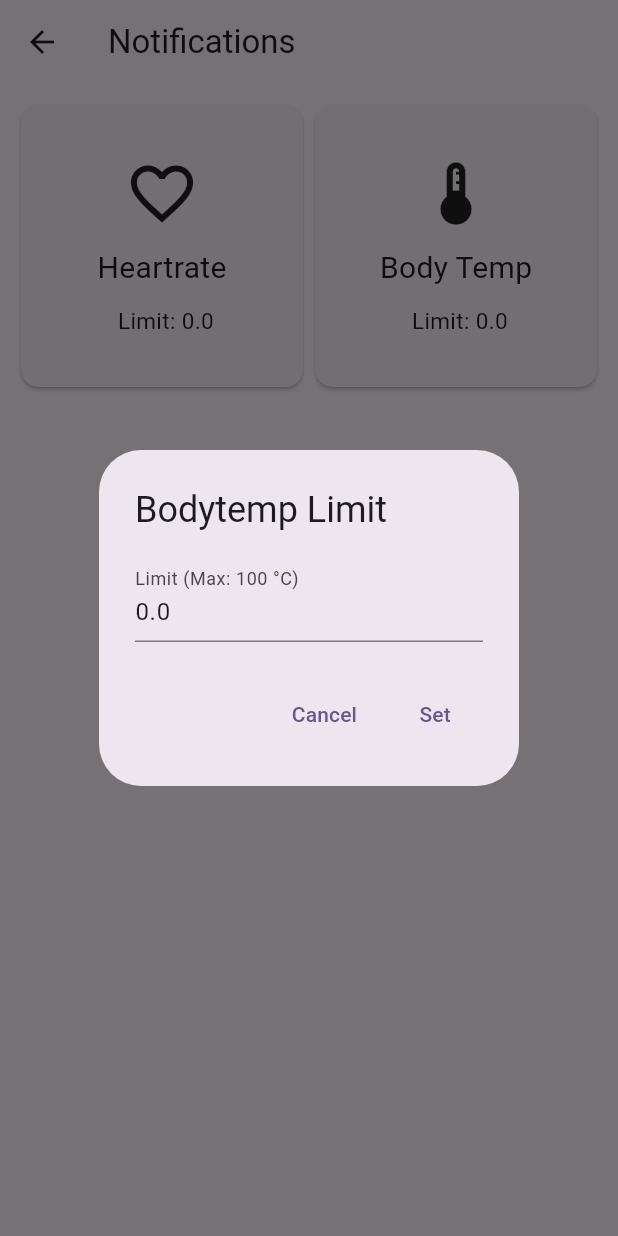
After one commit to superpaulza/kmitl.iot, a Flutter app: the SetAlertNotificationPage screen opened by its route, after a tap on "Body Temp", on a phone screen of 412 x 824 dp. The commit adds this screen. Run offline on Flutter 3.47's test engine with Material 2 defaults, Android fonts, the light colour scheme and no system bars; our stand-ins replace firebase_core, firebase_database, google_fonts, shared_preferences, syncfusion_flutter_charts; missing offline and left inert: flutter_line_sdk; accounts and stored records are empty; network calls fail.

Commit message:
add set notification every 1 min

```diff
--- a/mobile/lib/screen/HeartRateMonitor.dart
+++ b/mobile/lib/screen/heart_rate_monitor.dart
@@ -137,7 +137,8 @@ class _HeartRateMonitorPageState extends State<HeartRateMonitorPage> {
           data.forEach((key, value) {
             final heartRate = value['heart_rate']['Avg BPM'];
             final timestamp =
-                DateTime.fromMillisecondsSinceEpoch(value['timestamp'] * 1000).add(const Duration(hours: 7));
+                DateTime.fromMillisecondsSinceEpoch(value['timestamp'] * 1000)
+                    .add(const Duration(hours: 7));
 
             heartRateDataList.add(_ChartData(timestamp, heartRate.toDouble()));
           });
--- a/mobile/lib/screen/MainMenu.dart
+++ b/mobile/lib/screen/main_menu.dart
@@ -1,6 +1,6 @@
 import 'dart:async';
 
-import 'package:bee_project/widget/CustomCardWidget.dart';
+import 'package:bee_project/widget/custom_card_widget.dart';
 import 'package:flutter/material.dart';
 import 'package:google_fonts/google_fonts.dart';
 import 'package:firebase_database/firebase_database.dart';
@@ -26,7 +26,6 @@ class _MyHomePageState extends State<MyHomePage> {
 
   @override
   void initState() {
-    super.initState();
     loadData().then((_) {
       _dataSubscription = databaseReference
           .child('/$macAddress/body_temp/C')
@@ -51,6 +50,7 @@ class _MyHomePageState extends State<MyHomePage> {
         }
       });
     });
+    super.initState();
   }
 
   @override
--- a/mobile/lib/screen/RegisterBand.dart
+++ b/mobile/lib/screen/register_band.dart
@@ -1,7 +1,7 @@
 import 'package:flutter/material.dart';
 import 'package:shared_preferences/shared_preferences.dart';
 
-import 'MainMenu.dart';
+import 'main_menu.dart';
 
 class RegisterSmartBandPage extends StatefulWidget {
   const RegisterSmartBandPage({super.key});
--- /dev/null
+++ b/mobile/lib/screen/set_alert_notification.dart
@@ -0,0 +1,333 @@
+import 'dart:async';
+import 'dart:convert';
+
+import 'package:firebase_database/firebase_database.dart';
+import 'package:flutter/foundation.dart';
+import 'package:flutter/material.dart';
+import 'package:shared_preferences/shared_preferences.dart';
+import 'package:flutter_line_sdk/flutter_line_sdk.dart';
+import 'package:http/http.dart' as http;
+
+class SetAlertNotificationPage extends StatefulWidget {
+  @override
+  _SetAlertNotificationPageState createState() =>
+      _SetAlertNotificationPageState();
+}
+
+class _SetAlertNotificationPageState extends State<SetAlertNotificationPage> {
+  final databaseReference = FirebaseDatabase.instance.ref();
+  StreamSubscription<DatabaseEvent>? _dataSubscription;
+  Timer? _timer;
+
+  double bodyTemp = 0.0;
+  double heartrateBPM = 0.0;
+  String macAddress = "";
+  String channelAccessToken =
+      "8g2rzsNHv1jnflo7TtXlLFMQ3f0a5+apgLyjZcwnFaxw8Pb0qhrWA8l6UoKE+Rh7/nQoGG24ps0/EqQfaN0lajNtlgC337+qKvfKyNqh2M6qckhqdVIw0UwSO2J4a/ZIf3VB5C8wL4CrSpRJNyuzrQdB04t89/1O/w1cDnyilFU=";
+  String userID = "";
+
+  final TextEditingController _limitHeartRateController =
+      TextEditingController();
+  final TextEditingController _limitBodyTempController =
+      TextEditingController();
+  double bodyTempLimit = 0.0;
+  double heartRateLimit = 0.0;
+
+  @override
+  void initState() {
+    super.initState();
+    loadData().then((_) {
+      startDataSubscription();
+      _timer = Timer.periodic(const Duration(minutes: 1), (timer) {
+        checkThresholds();
+      });
+    });
+  }
+
+  @override
+  void dispose() {
+    stopDataSubscription();
+    _limitHeartRateController.dispose();
+    _limitBodyTempController.dispose();
+    _timer?.cancel();
+    super.dispose();
+  }
+
+  loadData() async {
+    SharedPreferences savedPref = await SharedPreferences.getInstance();
+    setState(() {
+      macAddress = (savedPref.getString('macAddress') ?? "");
+      bodyTempLimit = savedPref.getDouble('bodyTempLimit') ?? 0.0;
+      heartRateLimit = savedPref.getDouble('heartRateLimit') ?? 0.0;
+      userID = savedPref.getString('userID') ?? "";
+      _limitHeartRateController.text = heartRateLimit.toString();
+      _limitBodyTempController.text = bodyTempLimit.toString();
+    });
+  }
+
+  void saveData(double bodyTempLimit, double heartRateLimit) async {
+    SharedPreferences savedPref = await SharedPreferences.getInstance();
+    savedPref.setDouble('bodyTempLimit', bodyTempLimit);
+    savedPref.setDouble('heartRateLimit', heartRateLimit);
+  }
+
+  void showAlertBodyTemp() {
+    showDialog(
+      context: context,
+      builder: (BuildContext context) {
+        return AlertDialog(
+          title: const Text("Bodytemp Limit"),
+          content: Column(
+            mainAxisSize: MainAxisSize.min,
+            children: [
+              TextFormField(
+                controller: _limitBodyTempController,
+                keyboardType: TextInputType.number,
+                decoration: const InputDecoration(
+                  labelText: 'Limit (Max: 100 °C)',
+                ),
+              ),
+            ],
+          ),
+          actions: <Widget>[
+            TextButton(
+              style: TextButton.styleFrom(
+                textStyle: Theme.of(context).textTheme.labelLarge,
+              ),
+              child: const Text('Cancel'),
+              onPressed: () {
+                Navigator.of(context).pop();
+              },
+            ),
+            TextButton(
+              style: TextButton.styleFrom(
+                textStyle: Theme.of(context).textTheme.labelLarge,
+              ),
+              child: const Text('Set'),
+              onPressed: () {
+                setState(() {
+                  if (double.parse(_limitBodyTempController.text) > 100) {
+                    bodyTempLimit = 100;
+                    _limitBodyTempController.text = "100";
+                  } else {
+                    bodyTempLimit = double.parse(_limitBodyTempController.text);
+                  }
+                  saveData(bodyTempLimit, heartRateLimit);
+                });
+                Navigator.of(context).pop();
+              },
+            ),
+          ],
+        );
+      },
+    );
+  }
+
+  void showAlertHeartRate() {
+    showDialog(
+      context: context,
+      builder: (BuildContext context) {
+        return AlertDialog(
+          title: const Text("Heartrate Limit"),
+          content: Column(
+            mainAxisSize: MainAxisSize.min,
+            children: [
+              TextFormField(
+                controller: _limitHeartRateController,
+                keyboardType: TextInputType.number,
+                decoration: const InputDecoration(
+                  labelText: 'Limit (Max: 200 bpm)',
+                ),
+              ),
+            ],
+          ),
+          actions: <Widget>[
+            TextButton(
+              style: TextButton.styleFrom(
+                textStyle: Theme.of(context).textTheme.labelLarge,
+              ),
+              child: const Text('Cancel'),
+              onPressed: () {
+                Navigator.of(context).pop();
+              },
+            ),
+            TextButton(
+              style: TextButton.styleFrom(
+                textStyle: Theme.of(context).textTheme.labelLarge,
+              ),
+              child: const Text('Set'),
+              onPressed: () {
+                setState(() {
+                  if (double.parse(_limitHeartRateController.text) > 200) {
+                    heartRateLimit = 200;
+                    _limitHeartRateController.text = "200";
+                  } else {
+                    heartRateLimit =
+                        double.parse(_limitHeartRateController.text);
+                  }
+                  saveData(bodyTempLimit, heartRateLimit);
+                });
+                Navigator.of(context).pop();
+              },
+            ),
+          ],
+        );
+      },
+    );
+  }
+
+  void checkThresholds() {
+    if (bodyTemp >= bodyTempLimit) {
+      sendLineMessage(
+          "[แจ้งเตือน] นาฬิกา $macAddress มีอุณหภูมิ $bodyTemp °C, เกินกว่า $bodyTempLimit °C ที่กำหนด");
+    }
+    if (heartrateBPM >= heartRateLimit) {
+      sendLineMessage(
+          "[แจ้งเตือน] นาฬิกา $macAddress มีอัตราการเต้นหัวใจ $heartrateBPM bpm, เกินกว่า $heartRateLimit bpm ที่กำหนด");
+    }
+  }
+
+  void sendLineMessage(String str) async {
+    final url = Uri.parse('https://api.line.me/v2/bot/message/multicast');
+
+    final headers = {
+      'Content-Type': 'application/json',
+      'Authorization': 'Bearer $channelAccessToken',
+    };
+
+    final requestBody = {
+      'to': [userID], // Add the user ID of the recipient here
+      'messages': [
+        {
+          'type': 'text',
+          'text': str,
+          // Modify the notification message as desired
+        }
+      ],
+    };
+
+    final response = await http.post(
+      url,
+      headers: headers,
+      body: json.encode(requestBody),
+    );
+
+    if (response.statusCode == 200) {
+      // Notify sent successfully
+      if (kDebugMode) {
+        print(response.body);
+      }
+    } else {
+      // Handle notify failure
+      if (kDebugMode) {
+        print(response.body);
+      }
+    }
+  }
+
+  void startDataSubscription() {
+    _dataSubscription = databaseReference
+        .child('/$macAddress/body_temp/C')
+        .onValue
+        .listen((DatabaseEvent event) {
+      if (event.snapshot.value != null) {
+        setState(() {
+          bodyTemp = double.parse(event.snapshot.value.toString());
+          checkThresholds();
+        });
+      }
+    });
+    _dataSubscription = databaseReference
+        .child('/$macAddress/heart_rate/Avg BPM')
+        .onValue
+        .listen((DatabaseEvent event) {
+      if (event.snapshot.value != null) {
+        setState(() {
+          heartrateBPM = double.parse(event.snapshot.value.toString());
+          checkThresholds();
+        });
+      }
+    });
+  }
+
+  void stopDataSubscription() {
+    _dataSubscription?.cancel();
+  }
+
+  @override
+  Widget build(BuildContext context) {
+    return Scaffold(
+      appBar: AppBar(
+        title: const Text('Notifications'),
+      ),
+      body: Padding(
+        padding: const EdgeInsets.all(10),
+        child: GridView.count(
+          crossAxisCount: 2,
+          children: [
+            GestureDetector(
+              onTap: () => showAlertHeartRate(),
+              child: Card(
+                child: Column(
+                  mainAxisAlignment: MainAxisAlignment.center,
+                  children: [
+                    const Icon(
+                      Icons.favorite_border,
+                      size: 50,
+                    ),
+                    const SizedBox(height: 10),
+                    const Text(
+                      "Heartrate",
+                      style: TextStyle(fontSize: 20),
+                    ),
+                    const SizedBox(height: 10),
+                    Row(
+                      mainAxisAlignment: MainAxisAlignment.center,
+                      children: [
+                        const SizedBox(width: 5),
+                        Text(
+                          'Limit: $heartRateLimit',
+                          style: const TextStyle(fontSize: 15),
+                        ),
+                      ],
+                    ),
+                  ],
+                ),
+              ),
+            ),
+            GestureDetector(
+              onTap: () => showAlertBodyTemp(),
+              child: Card(
+                child: Column(
+                  mainAxisAlignment: MainAxisAlignment.center,
+                  children: [
+                    const Icon(
+                      Icons.thermostat_outlined,
+                      size: 50,
+                    ),
+                    const SizedBox(height: 10),
+                    const Text(
+                      "Body Temp",
+                      style: TextStyle(fontSize: 20),
+                    ),
+                    const SizedBox(height: 10),
+                    Row(
+                      mainAxisAlignment: MainAxisAlignment.center,
+                      children: [
+                        const SizedBox(width: 5),
+                        Text(
+                          'Limit: $bodyTempLimit',
+                          style: const TextStyle(fontSize: 15),
+                        ),
+                      ],
+                    ),
+                  ],
+                ),
+              ),
+            ),
+          ],
+        ),
+      ),
+    );
+  }
+}
```
Also changed, not shown: mobile/lib/main.dart (+8 -5 lines), mobile/lib/screen/body_temp_monitor.dart (renamed from mobile/lib/screen/BodyTempMonitor.dart, +4 -3 lines), mobile/lib/screen/settings.dart (renamed from mobile/lib/screen/Settings.dart, +81 -20 lines), mobile/lib/background/background_task.dart (added), mobile/lib/widget/custom_card_widget.dart (renamed from mobile/lib/widget/CustomCardWidget.dart).
